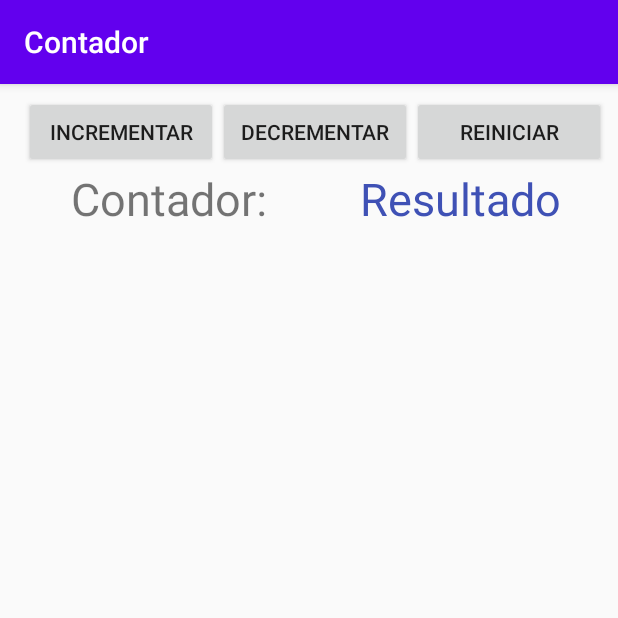
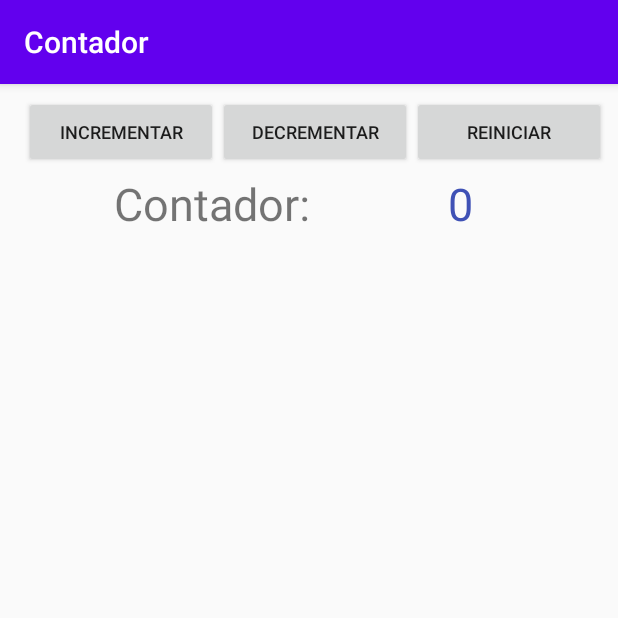
Before and after one commit to coreJesusTriano/android.curso.contador, an Android app: the screen it shows after launch (MainActivity), on a phone screen of 412 x 824 dp, the top half of it. Run offline under Robolectric (Android 15) with nearby library versions, the phone set to English and light mode, and no system bars.

```diff
--- a/app/src/main/java/com/example/lunes2w_diseovista/MainActivity.java
+++ b/app/src/main/java/com/example/lunes2w_diseovista/MainActivity.java
@@ -3,12 +3,39 @@ package com.example.lunes2w_diseovista;
 import androidx.appcompat.app.AppCompatActivity;
 
 import android.os.Bundle;
+import android.view.View;
+import android.widget.TextView;
 
 public class MainActivity extends AppCompatActivity {
+
+    private int counter;
 
     @Override
     protected void onCreate(Bundle savedInstanceState) {
         super.onCreate(savedInstanceState);
         setContentView(R.layout.activity_main);
+        counter = 0;
+        showCounter();
+    }
+
+    public void increment(View view) {
+        counter++;
+        showCounter();
+    }
+
+    public void decrement(View view) {
+        counter--;
+        showCounter();
+    }
+
+    public void reset(View vista) {
+        counter = 0;
+        showCounter();
+    }
+
+    public void showCounter() {
+        TextView status;
+        status = (TextView) findViewById(R.id.result);
+        status.setText(String.valueOf(counter));
     }
 }
--- a/app/src/main/res/layout/activity_main.xml
+++ b/app/src/main/res/layout/activity_main.xml
@@ -19,29 +19,39 @@
         app:layout_constraintTop_toTopOf="parent">
 
         <TableRow
+            style="?android:attr/buttonBarStyle"
             android:layout_width="match_parent"
             android:layout_height="match_parent">
 
             <Button
                 android:id="@+id/button-increment"
+                style="@style/Widget.AppCompat.Button"
                 android:layout_width="0dp"
                 android:layout_height="wrap_content"
                 android:layout_weight="1"
-                android:text="@string/increment" />
+                android:onClick="increment"
+                android:text="@string/increment"
+                android:textSize="12sp" />
 
             <Button
                 android:id="@+id/button-decrement"
+                style="@style/Widget.AppCompat.Button"
                 android:layout_width="0dp"
                 android:layout_height="wrap_content"
                 android:layout_weight="1"
-                android:text="@string/decrement" />
+                android:onClick="decrement"
+                android:text="@string/decrement"
+                android:textSize="12sp" />
 
             <Button
                 android:id="@+id/button-reset"
+                style="@style/Widget.AppCompat.Button"
                 android:layout_width="0dp"
                 android:layout_height="wrap_content"
                 android:layout_weight="1"
-                android:text="@string/reset" />
+                android:onClick="reset"
+                android:text="@string/reset"
+                android:textSize="12sp" />
         </TableRow>
 
         <TableRow
@@ -49,19 +59,21 @@
             android:layout_height="match_parent">
 
             <TextView
-                android:id="@+id/textView3"
+                android:id="@+id/label-counter"
                 android:layout_width="0dp"
                 android:layout_height="wrap_content"
                 android:layout_weight="1"
+                android:padding="3dp"
                 android:text="@string/counter"
-                android:textAlignment="center"
+                android:textAlignment="textEnd"
                 android:textSize="30sp" />
 
             <TextView
-                android:id="@+id/textView4"
+                android:id="@+id/result"
                 android:layout_width="0dp"
                 android:layout_height="wrap_content"
                 android:layout_weight="1"
+                android:padding="3dp"
                 android:text="@string/result"
                 android:textAlignment="center"
                 android:textColor="#3F51B5"
```
